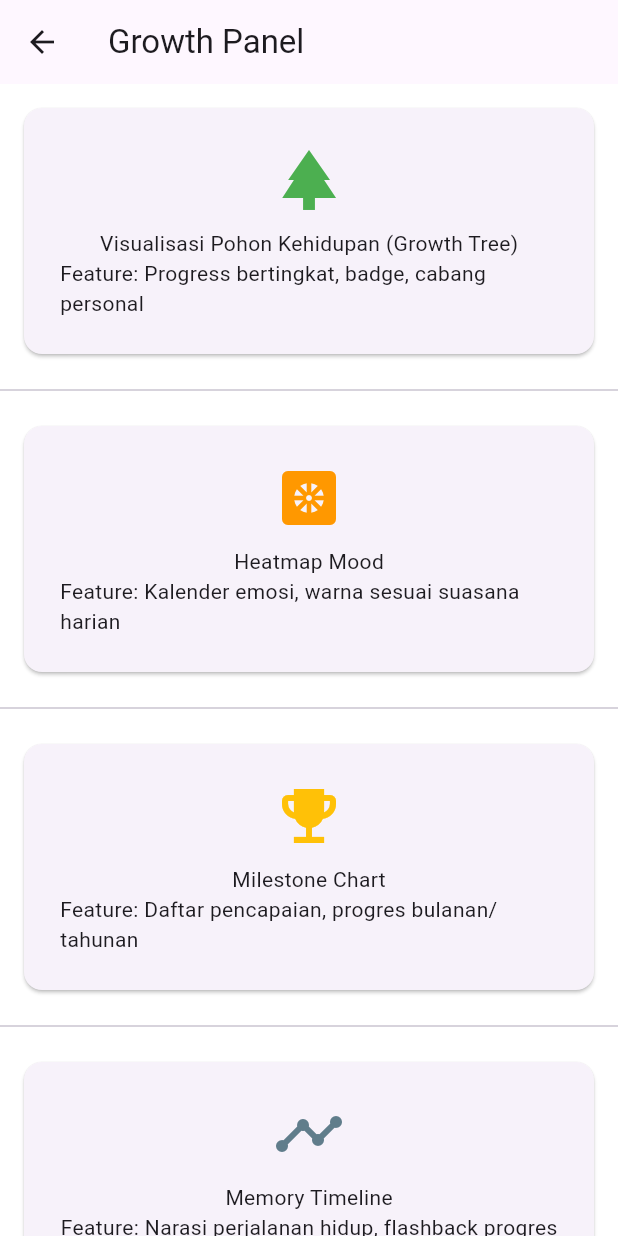
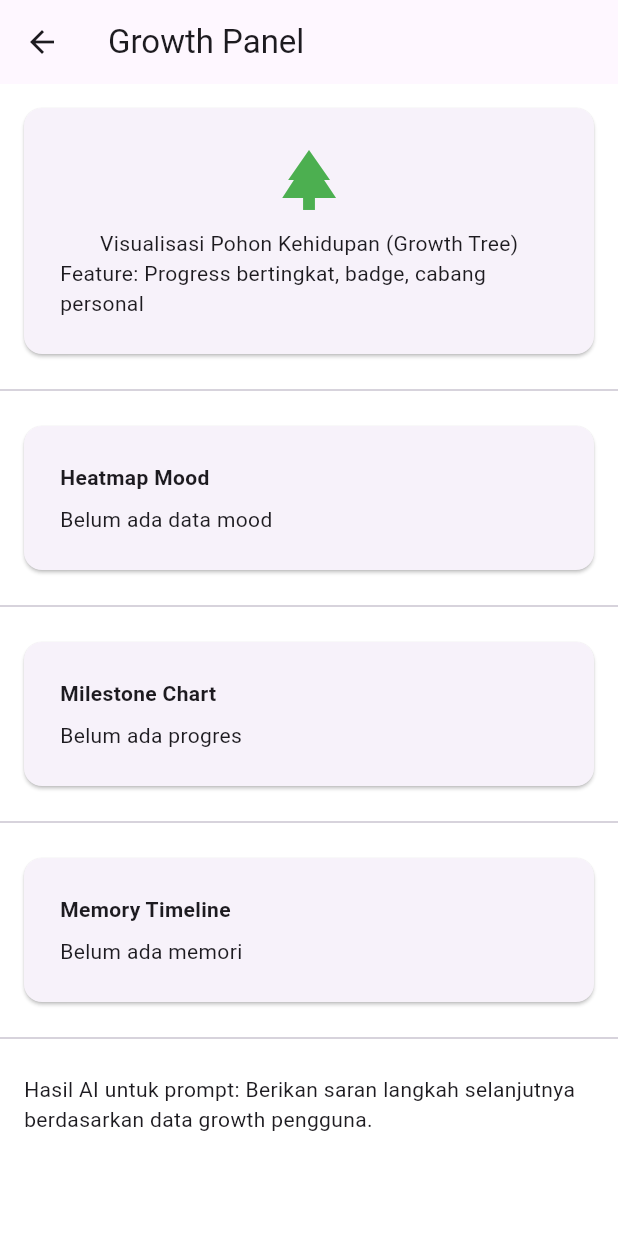
Before and after one commit to tanerizawa/dr_tan, a Flutter app: the GrowthPanel screen opened directly, on a phone screen of 412 x 824 dp. Run offline on Flutter 3.47's test engine with Material 3 defaults, Android fonts, the phone set to English and light mode, and no system bars; our stand-ins replace hive; accounts and stored records are empty.

Commit message:
Add mood data model and growth charts

```diff
--- a/lib/features/growth/growth_panel.dart
+++ b/lib/features/growth/growth_panel.dart
@@ -1,15 +1,27 @@
 import 'package:flutter/material.dart';
+import 'package:provider/provider.dart';
 import 'visual/growth_tree_widget.dart';
 import 'visual/heatmap_mood_widget.dart';
 import 'visual/milestone_chart_widget.dart';
 import 'visual/memory_timeline_widget.dart';
+import 'growth_provider.dart';
+import 'growth_repository.dart';
+import '../otak_kecil/otak_kecil_provider.dart';
+import '../../core/ai/ai_service.dart';
 
 class GrowthPanel extends StatelessWidget {
   const GrowthPanel({super.key});
 
   @override
   Widget build(BuildContext context) {
-    return Scaffold(
+    return ChangeNotifierProxyProvider<OtakKecilProvider, GrowthProvider>(
+      create: (_) => GrowthProvider(repository: GrowthRepository()),
+      update: (_, mem, growth) {
+        growth ??= GrowthProvider(repository: GrowthRepository());
+        growth.loadData(mem.memories);
+        return growth;
+      },
+      child: Scaffold(
         appBar: AppBar(title: const Text('Growth Panel')),
         body: ListView(
           children: const [
@@ -20,8 +32,37 @@ class GrowthPanel extends StatelessWidget {
             MilestoneChartWidget(),
             Divider(),
             MemoryTimelineWidget(),
+            Divider(),
+            _AiNextStep(),
           ],
+        ),
       ),
     );
   }
 }
+
+class _AiNextStep extends StatelessWidget {
+  const _AiNextStep();
+
+  @override
+  Widget build(BuildContext context) {
+    final provider = Provider.of<GrowthProvider>(context);
+    final prompt =
+        'Berikan saran langkah selanjutnya berdasarkan data growth pengguna.';
+    return FutureBuilder<String>(
+      future: AiService().getInsight(prompt),
+      builder: (context, snapshot) {
+        if (!snapshot.hasData) {
+          return const Padding(
+            padding: EdgeInsets.all(16),
+            child: Center(child: CircularProgressIndicator()),
+          );
+        }
+        return Padding(
+          padding: const EdgeInsets.all(16),
+          child: Text(snapshot.data!),
+        );
+      },
+    );
+  }
+}
--- a/lib/features/growth/growth_provider.dart
+++ b/lib/features/growth/growth_provider.dart
@@ -1,10 +1,28 @@
 import 'package:flutter/material.dart';
+import '../otak_kecil/memory_entry.dart';
+import 'growth_repository.dart';
+import 'growth_model.dart';
 
 class GrowthProvider with ChangeNotifier {
-  final List<String> progresses = [];
+  final GrowthRepository repository;
+  final List<GrowthModel> progresses = [];
+  Map<DateTime, double> moodStats = {};
+  Map<DateTime, int> progressStats = {};
+
+  GrowthProvider({required this.repository});
 
   void addProgress(String prog) {
-    progresses.insert(0, prog);
+    progresses.insert(0, GrowthModel(prog, DateTime.now()));
+    repository.add(prog);
+    notifyListeners();
+  }
+
+  void loadData(List<MemoryEntry> memories) {
+    progresses
+      ..clear()
+      ..addAll(repository.fetchAll());
+    moodStats = repository.aggregateMood(memories);
+    progressStats = repository.aggregateProgress();
     notifyListeners();
   }
 }
--- a/lib/features/growth/growth_repository.dart
+++ b/lib/features/growth/growth_repository.dart
@@ -1,9 +1,37 @@
+import '../otak_kecil/memory_entry.dart';
+import 'growth_model.dart';
+
 class GrowthRepository {
-  final List<String> _cache = [];
+  final List<GrowthModel> _cache = [];
 
-  List<String> fetchAll() => List.from(_cache);
+  List<GrowthModel> fetchAll() => List.from(_cache);
 
-  void add(String prog) => _cache.insert(0, prog);
+  void add(String prog) =>
+      _cache.insert(0, GrowthModel(prog, DateTime.now()));
+
+  Map<DateTime, double> aggregateMood(List<MemoryEntry> memories) {
+    final Map<DateTime, List<int>> daily = {};
+    for (final m in memories) {
+      if (m.moodScore != null) {
+        final day = DateTime(m.timestamp.year, m.timestamp.month, m.timestamp.day);
+        daily.putIfAbsent(day, () => []);
+        daily[day]!.add(m.moodScore!);
+      }
+    }
+    return daily.map((day, scores) {
+      final avg = scores.reduce((a, b) => a + b) / scores.length;
+      return MapEntry(day, avg);
+    });
+  }
+
+  Map<DateTime, int> aggregateProgress() {
+    final Map<DateTime, int> monthly = {};
+    for (final g in _cache) {
+      final key = DateTime(g.createdAt.year, g.createdAt.month);
+      monthly.update(key, (v) => v + 1, ifAbsent: () => 1);
+    }
+    return monthly;
+  }
 
   void clear() => _cache.clear();
 }
--- a/lib/features/growth/growth_widget.dart
+++ b/lib/features/growth/growth_widget.dart
@@ -2,13 +2,15 @@ import 'package:flutter/material.dart';
 import 'package:provider/provider.dart';
 import 'growth_provider.dart';
 import 'growth_form.dart';
+import 'growth_repository.dart';
+import 'growth_model.dart';
 
 class GrowthWidget extends StatelessWidget {
   const GrowthWidget({super.key});
   @override
   Widget build(BuildContext context) {
     return ChangeNotifierProvider(
-      create: (_) => GrowthProvider(),
+      create: (_) => GrowthProvider(repository: GrowthRepository()),
       child: const _GrowthView(),
     );
   }
@@ -31,13 +33,17 @@ class _GrowthView extends StatelessWidget {
               ? const Center(child: Text("Belum ada progres."))
               : ListView.builder(
                   itemCount: provider.progresses.length,
-                itemBuilder: (ctx, i) => Card(
+                  itemBuilder: (ctx, i) {
+                    final g = provider.progresses[i];
+                    return Card(
                       margin: const EdgeInsets.symmetric(vertical: 4),
                       child: ListTile(
                         leading: const Icon(Icons.check_circle_outline),
-                    title: Text(provider.progresses[i]),
+                        title: Text(g.progress),
+                        subtitle: Text(g.createdAt.toIso8601String()),
                       ),
-                ),
+                    );
+                  },
                 ),
         ),
       ],
--- a/lib/features/growth/visual/heatmap_mood_widget.dart
+++ b/lib/features/growth/visual/heatmap_mood_widget.dart
@@ -1,20 +1,45 @@
 import 'package:flutter/material.dart';
+import 'package:provider/provider.dart';
+import '../growth_provider.dart';
 
 class HeatmapMoodWidget extends StatelessWidget {
   const HeatmapMoodWidget({super.key});
 
   @override
   Widget build(BuildContext context) {
+    final stats = context.watch<GrowthProvider>().moodStats;
+
+    Color colorForScore(double v) {
+      if (v >= 4) return Colors.green;
+      if (v >= 3) return Colors.lightGreen;
+      if (v >= 2) return Colors.orange;
+      return Colors.red;
+    }
+
     return Card(
       margin: const EdgeInsets.all(16),
       child: Padding(
         padding: const EdgeInsets.all(24),
         child: Column(
-          children: const [
-            Icon(Icons.heat_pump, size: 48, color: Colors.orange),
-            SizedBox(height: 8),
-            Text("Heatmap Mood"),
-            Text("Feature: Kalender emosi, warna sesuai suasana harian"),
+          crossAxisAlignment: CrossAxisAlignment.start,
+          children: [
+            const Text('Heatmap Mood', style: TextStyle(fontWeight: FontWeight.bold)),
+            const SizedBox(height: 8),
+            if (stats.isEmpty)
+              const Text('Belum ada data mood')
+            else
+              Wrap(
+                spacing: 4,
+                runSpacing: 4,
+                children: [
+                  for (final entry in stats.entries)
+                    Container(
+                      width: 16,
+                      height: 16,
+                      color: colorForScore(entry.value),
+                    )
+                ],
+              ),
           ],
         ),
       ),
--- a/lib/features/growth/visual/memory_timeline_widget.dart
+++ b/lib/features/growth/visual/memory_timeline_widget.dart
@@ -1,20 +1,35 @@
 import 'package:flutter/material.dart';
+import 'package:provider/provider.dart';
+import '../../otak_kecil/otak_kecil_provider.dart';
 
 class MemoryTimelineWidget extends StatelessWidget {
   const MemoryTimelineWidget({super.key});
 
   @override
   Widget build(BuildContext context) {
+    final memories = context.watch<OtakKecilProvider>().memories;
     return Card(
       margin: const EdgeInsets.all(16),
       child: Padding(
         padding: const EdgeInsets.all(24),
         child: Column(
-          children: const [
-            Icon(Icons.timeline, size: 48, color: Colors.blueGrey),
-            SizedBox(height: 8),
-            Text("Memory Timeline"),
-            Text("Feature: Narasi perjalanan hidup, flashback progres"),
+          crossAxisAlignment: CrossAxisAlignment.start,
+          children: [
+            const Text('Memory Timeline', style: TextStyle(fontWeight: FontWeight.bold)),
+            const SizedBox(height: 8),
+            if (memories.isEmpty)
+              const Text('Belum ada memori')
+            else
+              Column(
+                children: [
+                  for (final m in memories.take(5))
+                    ListTile(
+                      leading: const Icon(Icons.timeline),
+                      title: Text(m.content),
+                      subtitle: Text(m.timestamp.toIso8601String()),
+                    ),
+                ],
+              ),
           ],
         ),
       ),
--- a/lib/features/growth/visual/milestone_chart_widget.dart
+++ b/lib/features/growth/visual/milestone_chart_widget.dart
@@ -1,20 +1,37 @@
 import 'package:flutter/material.dart';
+import 'package:provider/provider.dart';
+import '../growth_provider.dart';
 
 class MilestoneChartWidget extends StatelessWidget {
   const MilestoneChartWidget({super.key});
 
   @override
   Widget build(BuildContext context) {
+    final stats = context.watch<GrowthProvider>().progressStats;
     return Card(
       margin: const EdgeInsets.all(16),
       child: Padding(
         padding: const EdgeInsets.all(24),
         child: Column(
-          children: const [
-            Icon(Icons.emoji_events, size: 48, color: Colors.amber),
-            SizedBox(height: 8),
-            Text("Milestone Chart"),
-            Text("Feature: Daftar pencapaian, progres bulanan/tahunan"),
+          crossAxisAlignment: CrossAxisAlignment.start,
+          children: [
+            const Text('Milestone Chart', style: TextStyle(fontWeight: FontWeight.bold)),
+            const SizedBox(height: 8),
+            if (stats.isEmpty)
+              const Text('Belum ada progres')
+            else
+              Row(
+                children: [
+                  for (final entry in stats.entries)
+                    Expanded(
+                      child: Container(
+                        margin: const EdgeInsets.symmetric(horizontal: 2),
+                        height: (entry.value * 10).toDouble(),
+                        color: Colors.blueAccent,
+                      ),
+                    ),
+                ],
+              ),
           ],
         ),
       ),
--- a/lib/features/otak_kecil/memory_entry.dart
+++ b/lib/features/otak_kecil/memory_entry.dart
@@ -6,6 +6,8 @@ class MemoryEntry {
   final List<String> tags;
   final Map<String, dynamic> context;
   final Map<String, dynamic>? aiGenerated;
+  final int? moodScore; // e.g. 1-5
+  final List<String>? activities;
 
   MemoryEntry({
     required this.id,
@@ -15,5 +17,7 @@ class MemoryEntry {
     required this.tags,
     required this.context,
     this.aiGenerated,
+    this.moodScore,
+    this.activities,
   });
 }
--- a/lib/features/otak_kecil/otak_kecil_provider.dart
+++ b/lib/features/otak_kecil/otak_kecil_provider.dart
@@ -13,4 +13,19 @@ class OtakKecilProvider with ChangeNotifier {
     memories.clear();
     notifyListeners();
   }
+
+  List<MemoryEntry> filterByDate(DateTime start, DateTime end) {
+    return memories
+        .where((m) => !m.timestamp.isBefore(start) && !m.timestamp.isAfter(end))
+        .toList();
+  }
+
+  List<MemoryEntry> filterByMood(int min, int max) {
+    return memories
+        .where((m) =>
+            m.moodScore != null &&
+            m.moodScore! >= min &&
+            m.moodScore! <= max)
+        .toList();
+  }
 }
--- a/lib/features/otak_kecil/otak_kecil_widget.dart
+++ b/lib/features/otak_kecil/otak_kecil_widget.dart
@@ -36,6 +36,7 @@ class _OtakKecilView extends StatelessWidget {
                 content: "Contoh memori pada \${now.toIso8601String()}",
                 tags: const ["contoh"],
                 context: const {},
+                moodScore: 3,
               ),
             );
           },
@@ -54,7 +55,8 @@ class _OtakKecilView extends StatelessWidget {
                     child: ListTile(
                       leading: const Icon(Icons.memory),
                       title: Text(m.content),
-                      subtitle: Text("Waktu: \${m.timestamp} | Tag: \${m.tags.join(', ')}"),
+                      subtitle: Text(
+                          "Waktu: \${m.timestamp} | Mood: \${m.moodScore ?? '-'} | Tag: \${m.tags.join(', ')}"),
                     ),
                   );
                 },
```
Lines whose indentation alone changed are shown as unchanged.
